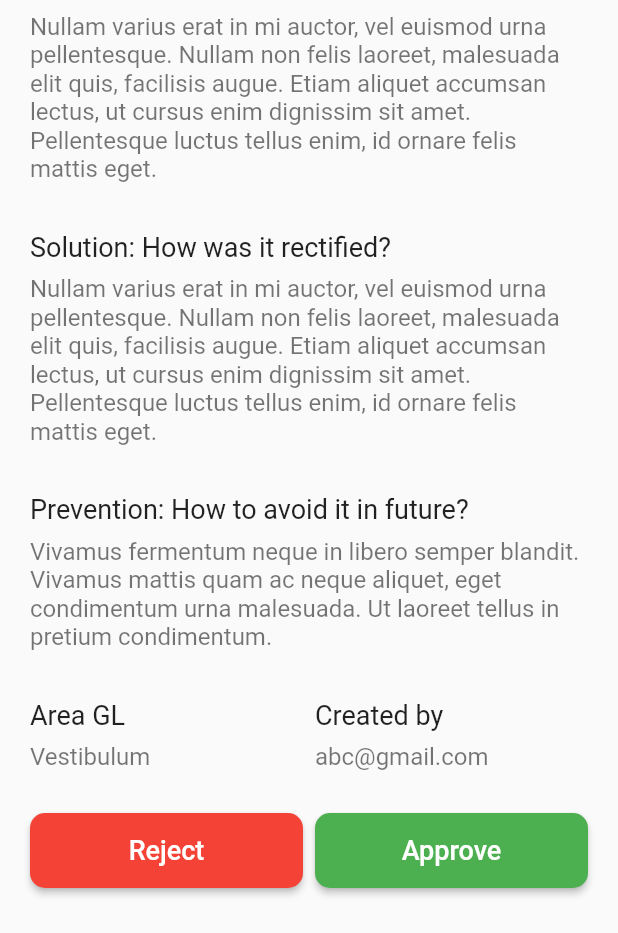
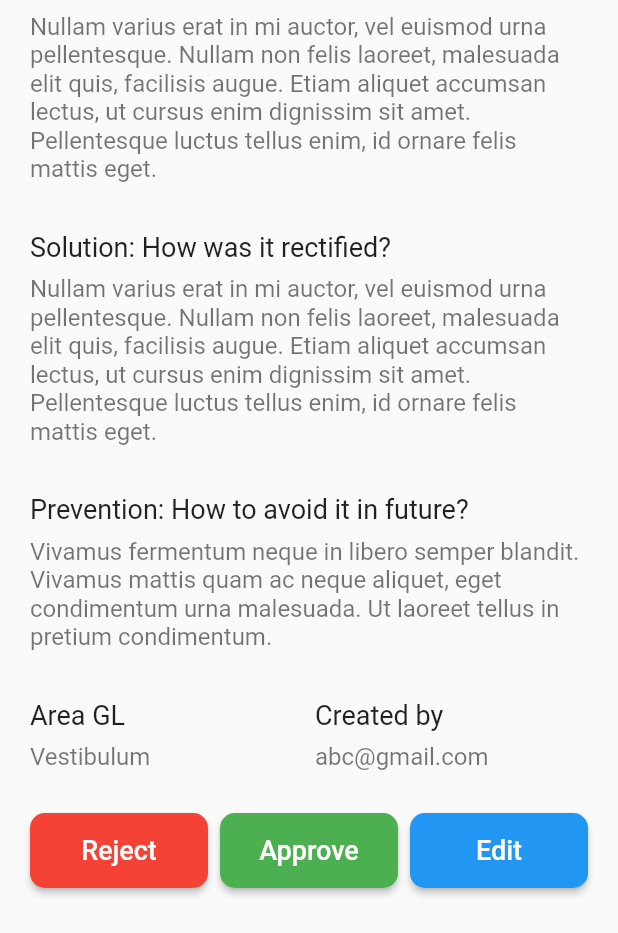
Before and after one commit to hashirsidd/engro-findings, a Flutter app: the ApproveRejectFindingView screen opened directly, scrolled down 342 dp, on a phone screen of 412 x 824 dp, the part 303-1236 px from its top. Run offline on Flutter 3.47's test engine with Material 2 defaults, Android fonts, the phone set to English and light mode, and no system bars; our stand-ins replace cloud_firestore, firebase_auth, firebase_core, font_awesome_flutter, get and 1 more; missing offline and left inert: dart:ffi; accounts and stored records are empty; network calls fail.

Commit message:
Added download button and upload images

```diff
--- a/lib/app/modules/findingsApproval/views/Approve_reject_finding.dart
+++ b/lib/app/modules/findingsApproval/views/Approve_reject_finding.dart
@@ -81,6 +81,34 @@ class ApproveRejectFindingView extends GetView {
                       ),
                     ),
                   ),
+                  Spacing.hStandard,
+                  Expanded(
+                    child: Container(
+                      height: 50,
+                      child: ElevatedButton(
+                        onPressed: () {},
+                        style: ButtonStyle(
+                          foregroundColor:
+                          MaterialStateProperty.all<Color>(Colors.white),
+                          backgroundColor:
+                          MaterialStateProperty.all<Color>(Colors.blue),
+                          shape:
+                          MaterialStateProperty.all<RoundedRectangleBorder>(
+                            RoundedRectangleBorder(
+                              borderRadius: BorderRadius.circular(10),
+                            ),
+                          ),
+                        ),
+                        child: Text(
+                          'Edit',
+                          style: Theme.of(context)
+                              .textTheme
+                              .bodyLarge
+                              ?.copyWith(color: Colors.white),
+                        ),
+                      ),
+                    ),
+                  ),
                 ],
               ),
             ),
```
Also changed, not shown: lib/app/custom_widgets/widgets/submit_findings_form.dart (+63 -6 lines), lib/app/modules/searchFindings/views/findings_details_view.dart (+22 -4 lines), lib/app/modules/submittedFindings/views/submitted_findings_view.dart (+19 -0 lines).
